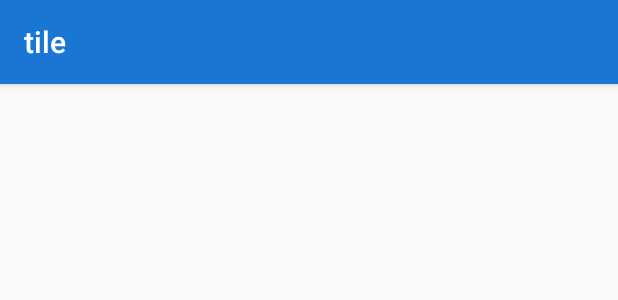
After one commit to SUJEET793/shophere, an Android app: the layout activity_catagories.xml on its own in the app's theme, with its tools: preview values and no code run, on a phone screen of 412 x 824 dp. The commit adds this screen. Shown: the top 300 px of the screen. Run offline under Robolectric (Android 15) with nearby library versions, the phone set to English and light mode, and no system bars.

Commit message:
new catogaries activity is added and toolbar is also added in this

```diff
--- /dev/null
+++ b/app/src/main/res/layout/activity_catagories.xml
@@ -0,0 +1,18 @@
+<?xml version="1.0" encoding="utf-8"?>
+<LinearLayout
+    xmlns:android="http://schemas.android.com/apk/res/android"
+    xmlns:app="http://schemas.android.com/apk/res-auto"
+    android:layout_width="match_parent"
+    android:layout_height="match_parent"
+    xmlns:tools="http://schemas.android.com/tools">
+<androidx.appcompat.widget.Toolbar
+    android:layout_width="match_parent"
+    android:layout_height="?attr/actionBarSize"
+    android:id="@+id/cat_toolbar"
+    android:background="@color/primaryColor"
+    android:theme="@style/ThemeOverlay.AppCompat.Dark.ActionBar"
+    app:popupTheme="@style/ThemeOverlay.AppCompat.Light"
+    android:elevation="4dp"
+    app:title="tile">
+</androidx.appcompat.widget.Toolbar>
+</LinearLayout>
--- a/app/src/main/res/layout/activity_main.xml
+++ b/app/src/main/res/layout/activity_main.xml
@@ -50,7 +50,7 @@
     <TextView
         android:layout_width="fill_parent"
         android:layout_height="wrap_content"
-        android:text="Catogaries"
+        android:text="@string/catogaries"
         android:gravity="center_horizontal"
         android:textSize="22sp"
         android:textColor="#1976D2"/>
--- a/app/src/main/res/values/strings.xml
+++ b/app/src/main/res/values/strings.xml
@@ -3,9 +3,11 @@
     <string name="appDescription">buy grocery,vegetable, water bottles etc</string>
 
 
-<!--     drawer variable to toggle-->
+    <!--     drawer variable to toggle-->
     <string name="open_drawer">open drawer menu</string>
     <string name="close_drawer">close drawer menu</string>
     <string name="grocery_corner">grocery corner</string>
     <string name="friuts_vegetables">fruits and vegetables</string>
+    <string name="catogaries">Catogaries</string>
+    <string name="cat_menu_search">search</string>
 </resources>
```
Also changed, not shown: app/src/main/AndroidManifest.xml (+7 -1 lines), app/src/main/java/com/shareindia/MainActivity.java (+8 -2 lines), app/src/main/res/menu/menu_categaries.xml (added, +16 -0 lines).
